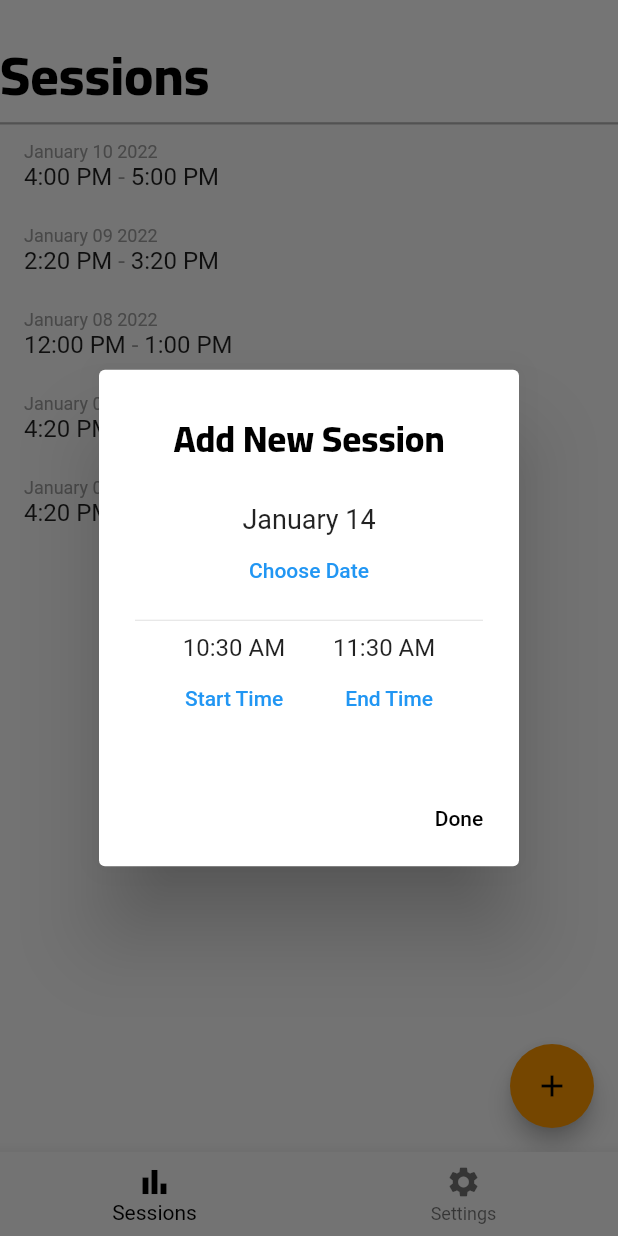
After one commit to JeremyTubongbanua/FitnessApp, a Flutter app: the TabsScreen screen opened by its route, after a tap on the "add" icon, on a phone screen of 412 x 824 dp. The commit adds this screen. Run offline on Flutter 3.47's test engine with Material 2 defaults, Android fonts, the phone set to English and light mode, and no system bars; our stand-ins replace firebase_auth, firebase_core; accounts and stored records are empty; network calls fail.

Commit message:
Working tabs

```diff
--- a/lib/providers/sessions.dart
+++ b/lib/providers/sessions.dart
@@ -4,10 +4,11 @@ import 'package:flutter/material.dart';
 class Sessions with ChangeNotifier {
   // ignore: prefer_final_fields
   List<Session> _sessions = [
-    Session(DateTime(2021, 1, 2), TimeOfDay(hour: 16, minute: 20), TimeOfDay(hour: 17, minute: 20)),
-    Session(DateTime(2021, 1, 8), TimeOfDay(hour: 12, minute: 0), TimeOfDay(hour: 13, minute: 0)),
-    Session(DateTime(2021, 1, 9), TimeOfDay(hour: 14, minute: 20), TimeOfDay(hour: 15, minute: 20)),
-    Session(DateTime(2021, 1, 10), TimeOfDay(hour: 16, minute: 0), TimeOfDay(hour: 17, minute: 0)),
+    Session(DateTime(2022, 1, 1), const TimeOfDay(hour: 16, minute: 20), const TimeOfDay(hour: 17, minute: 20)),
+    Session(DateTime(2022, 1, 2), const TimeOfDay(hour: 16, minute: 20), const TimeOfDay(hour: 17, minute: 20)),
+    Session(DateTime(2022, 1, 8), const TimeOfDay(hour: 12, minute: 0), const TimeOfDay(hour: 13, minute: 0)),
+    Session(DateTime(2022, 1, 9), const TimeOfDay(hour: 14, minute: 20), const TimeOfDay(hour: 15, minute: 20)),
+    Session(DateTime(2022, 1, 10), const TimeOfDay(hour: 16, minute: 0), const TimeOfDay(hour: 17, minute: 0)),
   ];
 
   void addSession(Session session) {
@@ -23,4 +24,13 @@ class Sessions with ChangeNotifier {
   List<Session> get sessions {
     return [..._sessions];
   }
+
+  Session getSession(String id) {
+    return _sessions.firstWhere((element) => id == element.id);
+  }
+
+  void organizeList() {
+    _sessions.sort((a, b) => a.day.difference(b.day).inHours);
+    notifyListeners();
+  }
 }
--- /dev/null
+++ b/lib/screens/session_detail_screen.dart
@@ -0,0 +1,30 @@
+import 'package:fitness_app/models/session.dart';
+import 'package:fitness_app/providers/sessions.dart';
+import 'package:flutter/material.dart';
+import 'package:intl/intl.dart';
+import 'package:provider/provider.dart';
+
+class SessionDetailScreen extends StatelessWidget {
+  static const String routeName = '/session-detail';
+
+  const SessionDetailScreen();
+
+  @override
+  Widget build(BuildContext context) {
+    final String? potentialId = ModalRoute.of(context)?.settings.arguments as String?;
+    if (potentialId == null) {
+      return const Scaffold(
+        body: Center(
+          child: Text('Something went wrong'),
+        ),
+      );
+    }
+
+    final Session session = Provider.of<Sessions>(context, listen: false).getSession(potentialId);
+    return Scaffold(
+      appBar: AppBar(
+        title: Text('${DateFormat('MMMM dd').format(session.day)} Session', style: Theme.of(context).textTheme.headline5),
+      ),
+    );
+  }
+}
--- /dev/null
+++ b/lib/screens/tabs/sessions_tab.dart
@@ -0,0 +1,71 @@
+import 'package:fitness_app/providers/sessions.dart';
+import 'package:fitness_app/widgets/add_new_session_dialog.dart';
+import 'package:fitness_app/widgets/sessions_list.dart';
+import 'package:flutter/material.dart';
+import 'package:intl/intl.dart';
+import 'package:provider/provider.dart';
+
+class SessionsTab extends StatefulWidget {
+  static const String routeName = '/home';
+
+  const SessionsTab();
+
+  @override
+  State<SessionsTab> createState() => _SessionsTabState();
+}
+
+class _SessionsTabState extends State<SessionsTab> {
+  @override
+  Widget build(BuildContext context) {
+    return Scaffold(
+      floatingActionButton: FloatingActionButton(
+        onPressed: () async {
+          await showDialog(
+            context: context,
+            builder: (context) {
+              final DateTime now = DateTime.now();
+              DateTime pickedDate = DateTime(now.year, now.month, now.day);
+              TimeOfDay start = TimeOfDay(hour: now.hour, minute: now.minute);
+              TimeOfDay end = TimeOfDay(hour: start.hour + 1, minute: start.minute);
+              return AddNewSessionDialog(pickedDate, start, end);
+            },
+          );
+        },
+        child: Icon(Icons.add),
+      ),
+      body: Column(
+        crossAxisAlignment: CrossAxisAlignment.start,
+        children: [
+          Expanded(
+            child: Column(
+              children: [
+                Container(
+                  decoration: BoxDecoration(color: Theme.of(context).colorScheme.background),
+                  padding: const EdgeInsets.only(top: 16),
+                  child: Row(
+                    children: [
+                      Expanded(
+                        child: Text(
+                          'Sessions',
+                          style: Theme.of(context).textTheme.headline6!.copyWith(color: Colors.black, fontSize: 36),
+                        ),
+                      ),
+                    ],
+                  ),
+                ),
+                Divider(
+                  thickness: 1.5,
+                  color: Colors.black.withOpacity(0.3),
+                  height: 0,
+                ),
+                Expanded(
+                  child: const SessionsList(),
+                ),
+              ],
+            ),
+          ),
+        ],
+      ),
+    );
+  }
+}
--- /dev/null
+++ b/lib/screens/tabs_screen.dart
@@ -0,0 +1,58 @@
+import 'package:fitness_app/screens/tabs/sessions_tab.dart';
+import 'package:flutter/material.dart';
+
+class TabsScreen extends StatefulWidget {
+  static const String routeName = '/home';
+
+  const TabsScreen();
+
+  @override
+  State<TabsScreen> createState() => _TabsScreenState();
+}
+
+class _TabsScreenState extends State<TabsScreen> {
+  bool _isLoading = false;
+  late Widget _selectedPage = items[0]['tabWidget'];
+
+  final List<Map<String, dynamic>> items = [
+    {
+      'name': 'Sessions',
+      'navBarItem': BottomNavigationBarItem(icon: Icon(Icons.bar_chart), label: 'Sessions'),
+      'tabWidget': SessionsTab(),
+    },
+    {
+      'name': 'Settings',
+      'navBarItem': BottomNavigationBarItem(icon: Icon(Icons.settings), label: 'Settings'),
+      'tabWidget': Center(child: Text('What brought you here?')),
+    }
+  ];
+
+  List<BottomNavigationBarItem> getNavBarItems() {
+    List<BottomNavigationBarItem> d = [];
+    items.forEach((item) => d.add(item['navBarItem']));
+    return d;
+  }
+
+  @override
+  void initState() {
+    super.initState();
+    _selectedPage = items[0]['tabWidget'];
+  }
+
+  @override
+  Widget build(BuildContext context) {
+    if (_isLoading) return const Center(child: CircularProgressIndicator());
+    return Scaffold(
+      body: _selectedPage,
+      bottomNavigationBar: BottomNavigationBar(
+        currentIndex: 0,
+        items: getNavBarItems(),
+        onTap: (index) {
+          setState(() {
+            _selectedPage = items[index]['tabWidget'];
+          });
+        },
+      ),
+    );
+  }
+}
--- /dev/null
+++ b/lib/widgets/add_new_session_dialog.dart
@@ -0,0 +1,123 @@
+import 'package:fitness_app/models/session.dart';
+import 'package:fitness_app/providers/sessions.dart';
+import 'package:flutter/material.dart';
+import 'package:intl/intl.dart';
+import 'package:provider/provider.dart';
+
+class AddNewSessionDialog extends StatefulWidget {
+  final DateTime pickedDate;
+  final TimeOfDay start;
+  final TimeOfDay end;
+  const AddNewSessionDialog(this.pickedDate, this.start, this.end);
+
+  @override
+  State<AddNewSessionDialog> createState() => _AddNewSessionDialogState();
+}
+
+class _AddNewSessionDialogState extends State<AddNewSessionDialog> {
+  late DateTime _pickedDate;
+  late TimeOfDay _start;
+  late TimeOfDay _end;
+
+  @override
+  void initState() {
+    super.initState();
+    _pickedDate = widget.pickedDate;
+    _start = widget.start;
+    _end = widget.end;
+  }
+
+  @override
+  Widget build(BuildContext context) {
+    return AlertDialog(
+      title: Text(
+        'Add New Session',
+        style: Theme.of(context).textTheme.headline6!.copyWith(fontSize: 24, color: Colors.black),
+        textAlign: TextAlign.center,
+      ),
+      actions: [
+        TextButton(
+          onPressed: () {
+            Provider.of<Sessions>(context, listen: false).addSession(Session(_pickedDate, _start, _end));
+            Navigator.of(context).pop();
+            Provider.of<Sessions>(context, listen: false).organizeList();
+          },
+          child: Text('Done', style: TextStyle(color: Colors.black)),
+        ),
+      ],
+      content: Column(
+        mainAxisSize: MainAxisSize.min,
+        crossAxisAlignment: CrossAxisAlignment.center,
+        children: [
+          Column(
+            crossAxisAlignment: CrossAxisAlignment.center,
+            children: [
+              // const Text('Picked Date: ', style: TextStyle(fontSize: 18)),
+              Text('${DateFormat('MMMM dd').format(_pickedDate)}', style: const TextStyle(fontSize: 18)),
+              TextButton(
+                onPressed: () {
+                  showDatePicker(
+                    context: context,
+                    initialDate: DateTime.now(),
+                    firstDate: DateTime.fromMicrosecondsSinceEpoch(100),
+                    lastDate: DateTime.now(),
+                  ).then(
+                    (val) {
+                      setState(
+                        () {
+                          _pickedDate = val!;
+                        },
+                      );
+                    },
+                  );
+                },
+                child: const Text(
+                  'Choose Date',
+                  textAlign: TextAlign.start,
+                  style: TextStyle(color: Colors.blue),
+                ),
+              ),
+            ],
+          ),
+          const Divider(height: 18),
+          Row(
+            mainAxisAlignment: MainAxisAlignment.spaceEvenly,
+            children: [
+              Text(_start.format(context)),
+              Text(_end.format(context)),
+            ],
+          ),
+          Row(
+            mainAxisAlignment: MainAxisAlignment.spaceEvenly,
+            children: [
+              TextButton(
+                onPressed: () {
+                  showTimePicker(context: context, initialTime: widget.start).then((value) => setState(() {
+                        _start = value!;
+                        _end = TimeOfDay(hour: _start.hour + 1, minute: _start.minute);
+                      }));
+                },
+                child: const Text(
+                  'Start Time',
+                  textAlign: TextAlign.start,
+                  style: TextStyle(color: Colors.blue),
+                ),
+              ),
+              TextButton(
+                onPressed: () {
+                  showTimePicker(context: context, initialTime: widget.end).then((value) => setState(() => _end = value!));
+                },
+                child: const Text(
+                  'End Time',
+                  textAlign: TextAlign.start,
+                  style: TextStyle(color: Colors.blue),
+                ),
+              ),
+            ],
+          ),
+        ],
+      ),
+    );
+    ;
+  }
+}
--- a/lib/widgets/auth_card.dart
+++ b/lib/widgets/auth_card.dart
@@ -1,6 +1,6 @@
 import 'package:firebase_auth/firebase_auth.dart';
 import 'package:fitness_app/models/mode.dart';
-import 'package:fitness_app/screens/home_screen.dart';
+import 'package:fitness_app/screens/tabs/sessions_tab.dart';
 import 'package:flutter/material.dart';
 
 class AuthCard extends StatefulWidget {
@@ -97,7 +97,7 @@ class _AuthCardState extends State<AuthCard> {
                     _isLoading = true;
                   });
                   await FirebaseAuth.instance.signInWithEmailAndPassword(email: _emailController.text, password: _passwordController.text);
-                  await Navigator.of(context).pushReplacementNamed(HomeScreen.routeName, arguments: null);
+                  await Navigator.of(context).pushReplacementNamed(SessionsTab.routeName, arguments: null);
                 } catch (err) {
                   final snackBarStr = err.toString();
                   _showSnackBar(context, snackBarStr);
--- /dev/null
+++ b/lib/widgets/session_item.dart
@@ -0,0 +1,50 @@
+import 'package:fitness_app/models/session.dart';
+import 'package:flutter/material.dart';
+import 'package:intl/intl.dart';
+
+class SessionItem extends StatelessWidget {
+  final Session sess;
+
+  const SessionItem(this.sess);
+
+  @override
+  Widget build(BuildContext context) {
+    return ListTile(
+      title: Column(
+        crossAxisAlignment: CrossAxisAlignment.start,
+        children: [
+          Text(
+            DateFormat('MMMM dd yyyy').format(sess.day),
+            style: const TextStyle(
+              color: Colors.grey,
+              fontSize: 12,
+            ),
+          ),
+          Row(
+            children: [
+              Text(
+                sess.start.format(context),
+                style: const TextStyle(
+                  fontSize: 16,
+                ),
+              ),
+              const Text(
+                ' - ',
+                style: TextStyle(
+                  color: Colors.grey,
+                  fontSize: 16,
+                ),
+              ),
+              Text(
+                sess.end.format(context),
+                style: const TextStyle(
+                  fontSize: 16,
+                ),
+              ),
+            ],
+          ),
+        ],
+      ),
+    );
+  }
+}
--- a/lib/widgets/sessions_list.dart
+++ b/lib/widgets/sessions_list.dart
@@ -1,7 +1,8 @@
 import 'package:fitness_app/models/session.dart';
 import 'package:fitness_app/providers/sessions.dart';
+import 'package:fitness_app/screens/session_detail_screen.dart';
+import 'package:fitness_app/widgets/session_item.dart';
 import 'package:flutter/material.dart';
-import 'package:intl/intl.dart';
 import 'package:provider/provider.dart';
 
 class SessionsList extends StatelessWidget {
@@ -9,7 +10,8 @@ class SessionsList extends StatelessWidget {
 
   @override
   Widget build(BuildContext context) {
-    List<Session> sessions = Provider.of<Sessions>(context).sessions;
+    List<Session> sessions = Provider.of<Sessions>(context).sessions.reversed.toList();
+    if (sessions.isEmpty) return Center(child: Text('No Sessions Yet'));
     return ListView.builder(
       itemBuilder: (context, index) {
         final Session sess = sessions[index];
@@ -29,42 +31,11 @@ class SessionsList extends StatelessWidget {
             alignment: Alignment.centerRight,
             padding: const EdgeInsets.only(right: 24),
           ),
-          child: ListTile(
-            title: Column(
-              crossAxisAlignment: CrossAxisAlignment.start,
-              children: [
-                Text(
-                  DateFormat('MMMM dd').format(sess.day),
-                  style: const TextStyle(
-                    color: Colors.grey,
-                    fontSize: 12,
-                  ),
-                ),
-                Row(
-                  children: [
-                    Text(
-                      sess.start.format(context),
-                      style: const TextStyle(
-                        fontSize: 16,
-                      ),
-                    ),
-                    const Text(
-                      ' - ',
-                      style: TextStyle(
-                        color: Colors.grey,
-                        fontSize: 16,
-                      ),
-                    ),
-                    Text(
-                      sess.end.format(context),
-                      style: const TextStyle(
-                        fontSize: 16,
-                      ),
-                    ),
-                  ],
-                ),
-              ],
-            ),
+          child: GestureDetector(
+            onTap: () async {
+              await Navigator.of(context).pushNamed(SessionDetailScreen.routeName, arguments: sess.id);
+            },
+            child: SessionItem(sess),
           ),
         );
       },
```
Also changed, not shown: lib/main.dart (+10 -8 lines), lib/screens/first_screen.dart (added, +25 -0 lines), lib/screens/home_screen.dart (deleted, +0 -97 lines), lib/screens/start_screen.dart (deleted, +0 -38 lines), lib/screens/tabs/settings_tab.dart (added, +12 -0 lines), lib/widgets/add_new_session.dart (deleted, +0 -107 lines), 1 other file.
